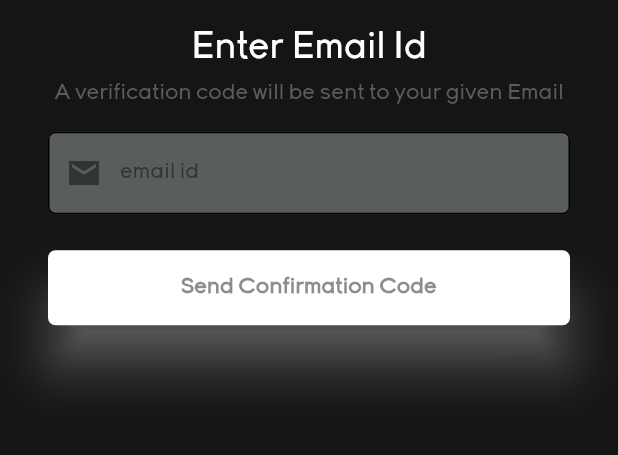
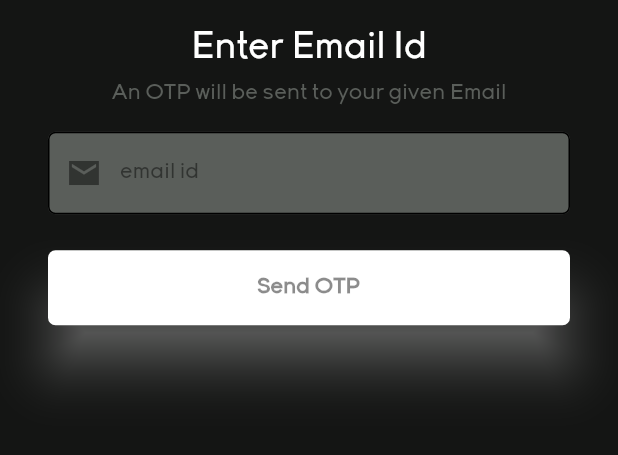
Before and after one commit to curiousyuvi/coder_status, a Flutter app: the registeremailidscreen1 screen opened directly, on a phone screen of 412 x 824 dp, the part 540-995 px from its top. Run offline on Flutter 3.47's test engine with Material 2 defaults, Android fonts, the phone set to English and light mode, and no system bars; our stand-ins replace firebase_auth, firebase_core, splashscreen; accounts and stored records are empty.

Commit message:
finalizing before adding email verification functionality

```diff
--- a/lib/registeremailidscreen1.dart
+++ b/lib/registeremailidscreen1.dart
@@ -83,7 +83,7 @@ class _registeremailidscreen1State extends State<registeremailidscreen1> {
                 ),
                 Flexible(
                     child: Text(
-                        'A verification code will be sent to your given Email',
+                        'An OTP will be sent to your given Email',
                         style: TextStyle(
                             color: colorschemeclass.darkgrey,
                             fontSize: 15,
@@ -102,7 +102,7 @@ class _registeremailidscreen1State extends State<registeremailidscreen1> {
                             ? 'Please enter a valid email'
                             : null)),
                 Flexible(
-                    child: myButton(false, 'Send Confirmation Code', _submit)),
+                    child: myButton(false, 'Send OTP', _submit)),
               ],
             ),
           ),
--- a/lib/registeremailidscreen2.dart
+++ b/lib/registeremailidscreen2.dart
@@ -40,6 +40,8 @@ class _registeremailidscreen2State extends State<registeremailidscreen2> {
     if (_formkey.currentState.validate()) {
       _formkey.currentState.save();
 
+
+
       Navigator.push(context, MaterialPageRoute(builder: (context) {
         return registerpasswordscreen(name,codername,emailid);
       }));
@@ -74,7 +76,7 @@ class _registeremailidscreen2State extends State<registeremailidscreen2> {
                 ),
                 Flexible(
                     child: Text(
-                        'Enter the confirmation code you receive on your email',
+                        'Enter the OTP you receive on your email',
                         style: TextStyle(
                             color: colorschemeclass.darkgrey,
                             fontSize: 15,
@@ -85,7 +87,7 @@ class _registeremailidscreen2State extends State<registeremailidscreen2> {
                 ),
                 Flexible(
                     child: myTextEormField(
-                        Icon(Icons.check), 'confirmation code', true, (val) {
+                        Icon(Icons.lock), 'OTP', true, (val) {
                   otp = val;
                 },
                         TextInputType.visiblePassword,
```
Also changed, not shown: lib/main.dart (+4 -3 lines).
